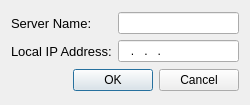
This is Projects/CoX/Utilities/SEGSAdmin/GenerateConfigFileDialog.ui in Segs/Segs as Qt 5 draws it before an edit. The edited form follows.
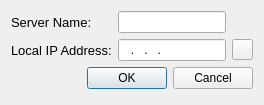
This is the edited form. Icons and pictures are not drawn.

```diff
--- a/Projects/CoX/Utilities/SEGSAdmin/GenerateConfigFileDialog.ui
+++ b/Projects/CoX/Utilities/SEGSAdmin/GenerateConfigFileDialog.ui
@@ -6,7 +6,7 @@
    <rect>
     <x>0</x>
     <y>0</y>
-    <width>250</width>
+    <width>258</width>
     <height>105</height>
    </rect>
   </property>
@@ -16,12 +16,8 @@
   <property name="modal">
    <bool>true</bool>
   </property>
-  <layout class="QGridLayout" name="gridLayout">
+  <layout class="QFormLayout" name="formLayout">
    <item row="0" column="0">
-    <layout class="QHBoxLayout" name="horizontalLayout_2">
-     <item>
-      <layout class="QVBoxLayout" name="verticalLayout_4">
-       <item>
         <widget class="QLabel" name="config_server_name">
          <property name="font">
           <font>
@@ -33,7 +29,26 @@
          </property>
         </widget>
        </item>
-       <item>
+   <item row="0" column="1">
+    <widget class="QLineEdit" name="config_server_name_edit">
+     <property name="minimumSize">
+      <size>
+       <width>108</width>
+       <height>22</height>
+      </size>
+     </property>
+     <property name="maximumSize">
+      <size>
+       <width>108</width>
+       <height>22</height>
+      </size>
+     </property>
+     <property name="cursorMoveStyle">
+      <enum>Qt::LogicalMoveStyle</enum>
+     </property>
+    </widget>
+   </item>
+   <item row="1" column="0">
         <widget class="QLabel" name="config_ip">
          <property name="font">
           <font>
@@ -45,19 +60,22 @@
          </property>
         </widget>
        </item>
-      </layout>
-     </item>
-     <item>
-      <layout class="QVBoxLayout" name="verticalLayout_3">
-       <item>
-        <widget class="QLineEdit" name="config_server_name_edit">
-         <property name="cursorMoveStyle">
-          <enum>Qt::LogicalMoveStyle</enum>
-         </property>
-        </widget>
-       </item>
+   <item row="1" column="1">
+    <layout class="QHBoxLayout" name="horizontalLayout">
        <item>
         <widget class="QLineEdit" name="config_ip_edit">
+       <property name="minimumSize">
+        <size>
+         <width>108</width>
+         <height>22</height>
+        </size>
+       </property>
+       <property name="maximumSize">
+        <size>
+         <width>108</width>
+         <height>22</height>
+        </size>
+       </property>
          <property name="inputMethodHints">
           <set>Qt::ImhDigitsOnly</set>
          </property>
@@ -72,11 +90,36 @@
          </property>
         </widget>
        </item>
-      </layout>
+     <item>
+      <widget class="QPushButton" name="ip_auto_populate">
+       <property name="minimumSize">
+        <size>
+         <width>21</width>
+         <height>21</height>
+        </size>
+       </property>
+       <property name="maximumSize">
+        <size>
+         <width>21</width>
+         <height>21</height>
+        </size>
+       </property>
+       <property name="text">
+        <string/>
+       </property>
+       <property name="icon">
+        <iconset>
+         <normalon>:/icons/icon_lookup.png</normalon>
+        </iconset>
+       </property>
+       <property name="flat">
+        <bool>false</bool>
+       </property>
+      </widget>
      </item>
     </layout>
    </item>
-   <item row="1" column="0">
+   <item row="2" column="0" colspan="2">
     <widget class="QDialogButtonBox" name="buttonBox">
      <property name="orientation">
       <enum>Qt::Horizontal</enum>
```
Lines whose indentation alone changed are shown as unchanged.
